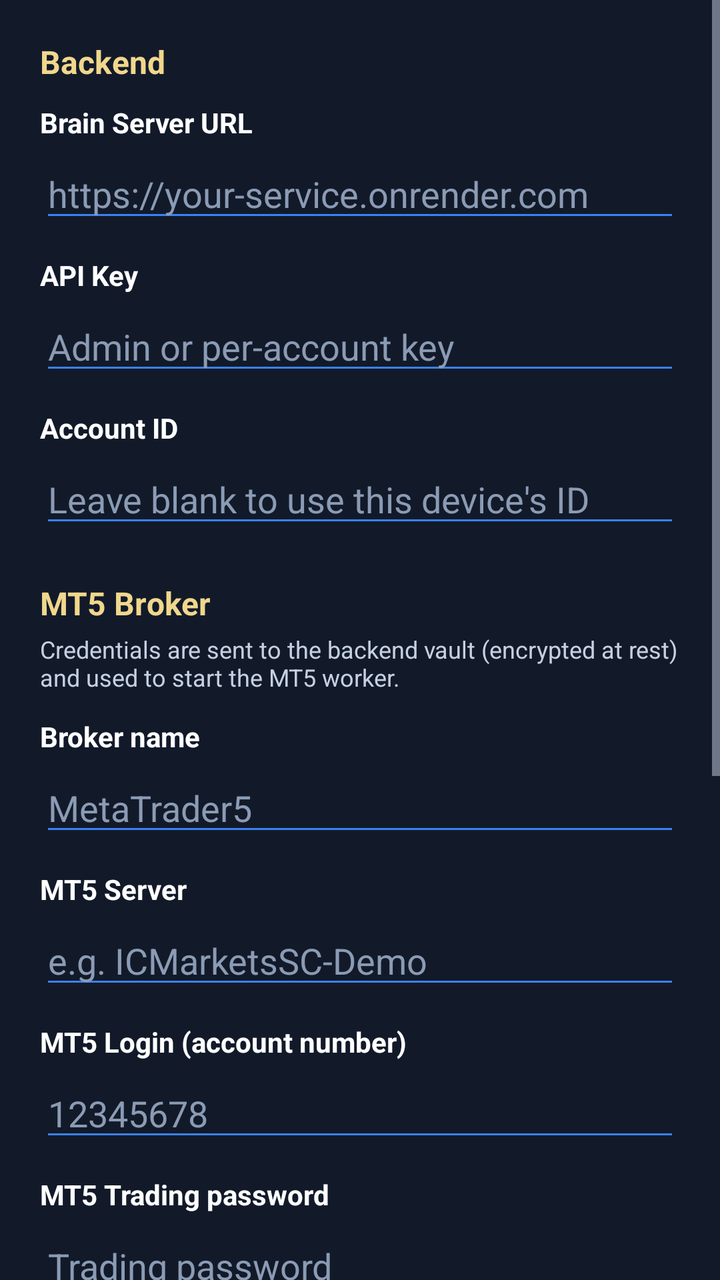
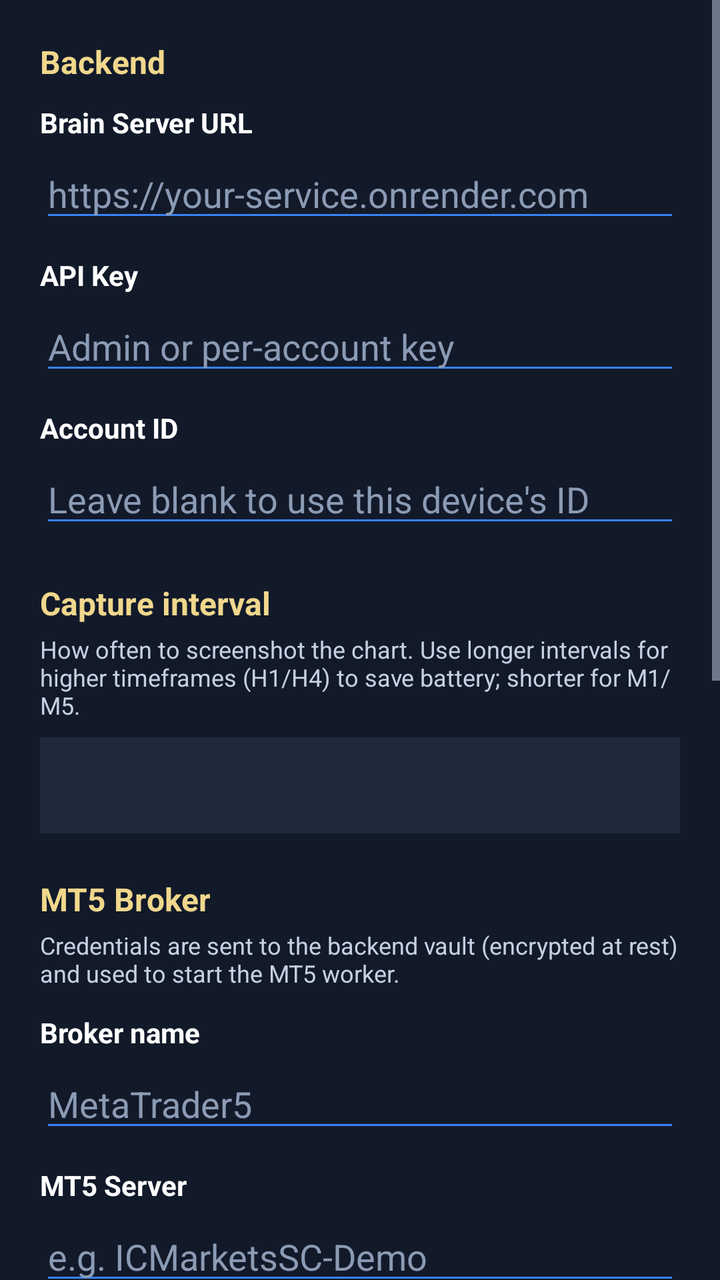

Two renders of the same Android screen: before a commit and after it. Below are the layout's source before the change and the commit's diff.
<!-- AndroidManifest.xml: application theme Theme.AEGIS -->
<!-- res/layout/activity_settings.xml -->
<?xml version="1.0" encoding="utf-8"?>
<ScrollView xmlns:android="http://schemas.android.com/apk/res/android"
    android:layout_width="match_parent"
    android:layout_height="match_parent"
    android:fillViewport="true"
    android:background="#121A2A">

    <LinearLayout
        android:layout_width="match_parent"
        android:layout_height="wrap_content"
        android:orientation="vertical"
        android:padding="20dp">

        <TextView
            android:layout_width="wrap_content"
            android:layout_height="wrap_content"
            android:text="Backend"
            android:textSize="16sp"
            android:textStyle="bold"
            android:textColor="#F0D78C"/>

        <TextView
            android:layout_width="wrap_content"
            android:layout_height="wrap_content"
            android:text="Brain Server URL"
            android:textSize="14sp"
            android:textStyle="bold"
            android:textColor="#FFFFFF"
            android:layout_marginTop="10dp"/>

        <EditText
            android:id="@+id/etServerIp"
            android:layout_width="match_parent"
            android:layout_height="wrap_content"
            android:hint="https://your-service.onrender.com"
            android:inputType="textUri"
            android:textColor="#FFFFFF"
            android:textColorHint="#8B9BB4"
            android:backgroundTint="#3B82F6"
            android:layout_marginTop="4dp"/>

        <TextView
            android:layout_width="wrap_content"
            android:layout_height="wrap_content"
            android:text="API Key"
            android:textSize="14sp"
            android:textStyle="bold"
            android:textColor="#FFFFFF"
            android:layout_marginTop="12dp"/>

        <EditText
            android:id="@+id/etApiKey"
            android:layout_width="match_parent"
            android:layout_height="wrap_content"
            android:hint="Admin or per-account key"
            android:inputType="textPassword"
            android:textColor="#FFFFFF"
            android:textColorHint="#8B9BB4"
            android:backgroundTint="#3B82F6"
            android:layout_marginTop="4dp"/>

        <TextView
            android:layout_width="wrap_content"
            android:layout_height="wrap_content"
            android:text="Account ID"
            android:textSize="14sp"
            android:textStyle="bold"
            android:textColor="#FFFFFF"
            android:layout_marginTop="12dp"/>

        <EditText
            android:id="@+id/etAccountId"
            android:layout_width="match_parent"
            android:layout_height="wrap_content"
            android:hint="Leave blank to use this device's ID"
            android:inputType="text"
            android:textColor="#FFFFFF"
            android:textColorHint="#8B9BB4"
            android:backgroundTint="#3B82F6"
            android:layout_marginTop="4dp"/>

        <TextView
            android:layout_width="wrap_content"
            android:layout_height="wrap_content"
            android:text="MT5 Broker"
            android:textSize="16sp"
            android:textStyle="bold"
            android:textColor="#F0D78C"
            android:layout_marginTop="22dp"/>

        <TextView
            android:layout_width="wrap_content"
            android:layout_height="wrap_content"
            android:text="Credentials are sent to the backend vault (encrypted at rest) and used to start the MT5 worker."
            android:textSize="12sp"
            android:textColor="#C5D0E0"
            android:layout_marginTop="4dp"/>

        <TextView
            android:layout_width="wrap_content"
            android:layout_height="wrap_content"
            android:text="Broker name"
            android:textSize="14sp"
            android:textStyle="bold"
            android:textColor="#FFFFFF"
            android:layout_marginTop="12dp"/>

        <EditText
            android:id="@+id/etMt5Broker"
            android:layout_width="match_parent"
            android:layout_height="wrap_content"
            android:hint="MetaTrader5"
            android:inputType="text"
            android:textColor="#FFFFFF"
            android:textColorHint="#8B9BB4"
            android:backgroundTint="#3B82F6"
            android:layout_marginTop="4dp"/>

        <TextView
            android:layout_width="wrap_content"
            android:layout_height="wrap_content"
            android:text="MT5 Server"
            android:textSize="14sp"
            android:textStyle="bold"
            android:textColor="#FFFFFF"
            android:layout_marginTop="12dp"/>

        <EditText
            android:id="@+id/etMt5Server"
            android:layout_width="match_parent"
            android:layout_height="wrap_content"
            android:hint="e.g. ICMarketsSC-Demo"
            android:inputType="text"
            android:textColor="#FFFFFF"
            android:textColorHint="#8B9BB4"
            android:backgroundTint="#3B82F6"
            android:layout_marginTop="4dp"/>

        <TextView
            android:layout_width="wrap_content"
            android:layout_height="wrap_content"
            android:text="MT5 Login (account number)"
            android:textSize="14sp"
            android:textStyle="bold"
            android:textColor="#FFFFFF"
            android:layout_marginTop="12dp"/>

        <EditText
            android:id="@+id/etMt5Login"
            android:layout_width="match_parent"
            android:layout_height="wrap_content"
            android:hint="12345678"
            android:inputType="number"
            android:textColor="#FFFFFF"
            android:textColorHint="#8B9BB4"
            android:backgroundTint="#3B82F6"
            android:layout_marginTop="4dp"/>

        <TextView
            android:layout_width="wrap_content"
            android:layout_height="wrap_content"
            android:text="MT5 Trading password"
            android:textSize="14sp"
            android:textStyle="bold"
            android:textColor="#FFFFFF"
            android:layout_marginTop="12dp"/>

        <EditText
            android:id="@+id/etMt5Password"
            android:layout_width="match_parent"
            android:layout_height="wrap_content"
            android:hint="Trading password"
            android:inputType="textPassword"
            android:textColor="#FFFFFF"
            android:textColorHint="#8B9BB4"
            android:backgroundTint="#3B82F6"
            android:layout_marginTop="4dp"/>

        <CheckBox
            android:id="@+id/cbMt5Execution"
            android:layout_width="match_parent"
            android:layout_height="wrap_content"
            android:text="Allow backend to execute trades (execution_enabled)"
            android:layout_marginTop="12dp"
            android:textColor="#FFFFFF"
            android:checked="true"/>

        <TextView
            android:layout_width="wrap_content"
            android:layout_height="wrap_content"
            android:text="Safety"
            android:textSize="16sp"
            android:textStyle="bold"
            android:textColor="#F0D78C"
            android:layout_marginTop="22dp"/>

        <CheckBox
            android:id="@+id/cbAutoExecute"
            android:layout_width="match_parent"
            android:layout_height="wrap_content"
            android:text="Auto-execute BUY/SELL via Accessibility"
            android:layout_marginTop="8dp"
            android:textColor="#FFFFFF"
            android:checked="false"/>

        <TextView
            android:layout_width="wrap_content"
            android:layout_height="wrap_content"
            android:text="Min confidence to execute (0.0–1.0)"
            android:textSize="14sp"
            android:textStyle="bold"
            android:textColor="#FFFFFF"
            android:layout_marginTop="12dp"/>

        <EditText
            android:id="@+id/etMinConfidence"
            android:layout_width="match_parent"
            android:layout_height="wrap_content"
            android:hint="0.70"
            android:inputType="numberDecimal"
            android:textColor="#FFFFFF"
            android:textColorHint="#8B9BB4"
            android:backgroundTint="#3B82F6"
            android:layout_marginTop="4dp"/>

        <Button
            android:id="@+id/btnSave"
            android:layout_width="match_parent"
            android:layout_height="wrap_content"
            android:text="SAVE SETTINGS"
            android:textColor="#FFFFFF"
            android:background="#2563EB"
            android:layout_marginTop="20dp"/>

        <Button
            android:id="@+id/btnSaveAndConnect"
            android:layout_width="match_parent"
            android:layout_height="wrap_content"
            android:text="SAVE &amp; CONNECT MT5"
            android:textColor="#FFFFFF"
            android:background="#0D9488"
            android:layout_marginTop="8dp"
            android:layout_marginBottom="24dp"/>

    </LinearLayout>
</ScrollView>
<!-- resources referenced by this layout -->
<resources>
  <style name="Theme.AEGIS" parent="Theme.MaterialComponents.DayNight.NoActionBar">
          <item name="colorPrimary">@color/aegis_blue</item>
          <item name="colorPrimaryDark">@color/aegis_bg</item>
          <item name="colorAccent">@color/aegis_gold</item>
          <item name="android:statusBarColor">@color/aegis_bg</item>
          <item name="android:navigationBarColor">@color/aegis_bg</item>
          <item name="android:windowBackground">@color/aegis_bg</item>
          <item name="android:textColorPrimary">@color/aegis_text</item>
          <item name="android:textColorSecondary">@color/aegis_muted</item>
          <item name="android:textColor">@color/aegis_text</item>
          <item name="android:textColorHint">@color/aegis_muted</item>
          <item name="colorOnPrimary">@color/aegis_text</item>
          <item name="colorOnSurface">@color/aegis_text</item>
          <item name="android:buttonStyle">@style/Widget.AEGIS.Button</item>
      </style>
  <color name="aegis_blue">#3B82F6</color>
  <color name="aegis_bg">#121A2A</color>
  <color name="aegis_gold">#F0D78C</color>
  <color name="aegis_text">#FFFFFF</color>
  <color name="aegis_muted">#C5D0E0</color>
  <style name="Widget.AEGIS.Button" parent="Widget.MaterialComponents.Button">
          <item name="android:textColor">#FFFFFF</item>
          <item name="backgroundTint">@null</item>
      </style>
</resources>

<!-- the commit's change to res/layout/activity_settings.xml (unified diff, before → after) -->
@@ -82,6 +82,31 @@
         <TextView
             android:layout_width="wrap_content"
             android:layout_height="wrap_content"
+            android:text="Capture interval"
+            android:textSize="16sp"
+            android:textStyle="bold"
+            android:textColor="#F0D78C"
+            android:layout_marginTop="22dp"/>
+
+        <TextView
+            android:layout_width="wrap_content"
+            android:layout_height="wrap_content"
+            android:text="How often to screenshot the chart. Use longer intervals for higher timeframes (H1/H4) to save battery; shorter for M1/M5."
+            android:textSize="12sp"
+            android:textColor="#C5D0E0"
+            android:layout_marginTop="4dp"/>
+
+        <Spinner
+            android:id="@+id/spinnerCaptureInterval"
+            android:layout_width="match_parent"
+            android:layout_height="48dp"
+            android:layout_marginTop="8dp"
+            android:background="#1E293B"
+            android:popupBackground="#1E293B"/>
+
+        <TextView
+            android:layout_width="wrap_content"
+            android:layout_height="wrap_content"
             android:text="MT5 Broker"
             android:textSize="16sp"
             android:textStyle="bold"
